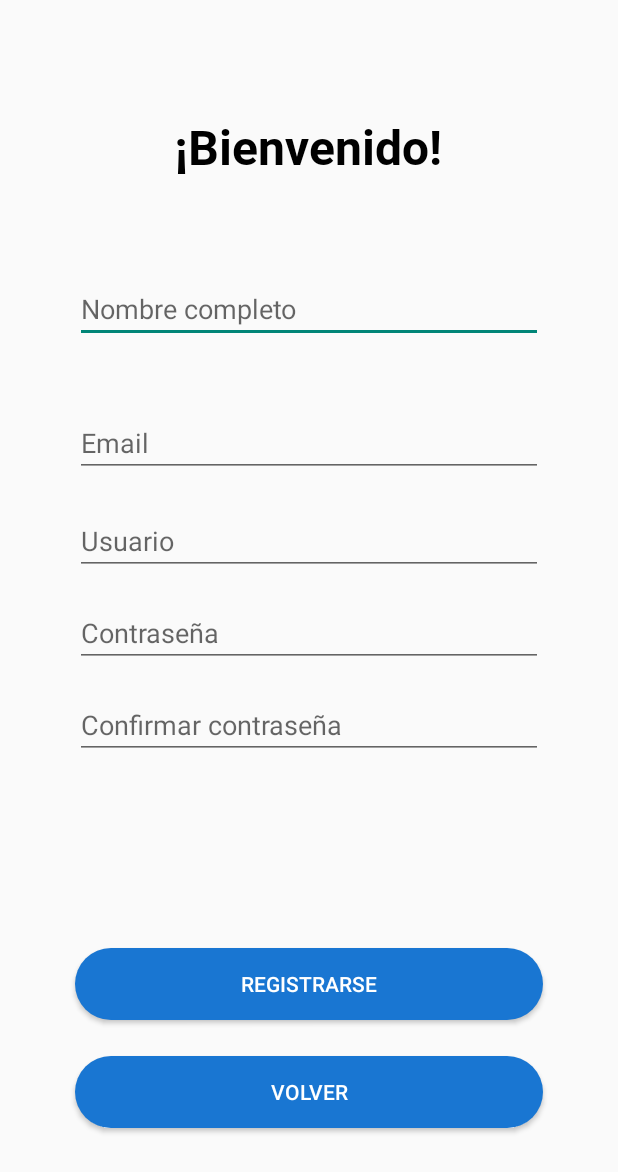
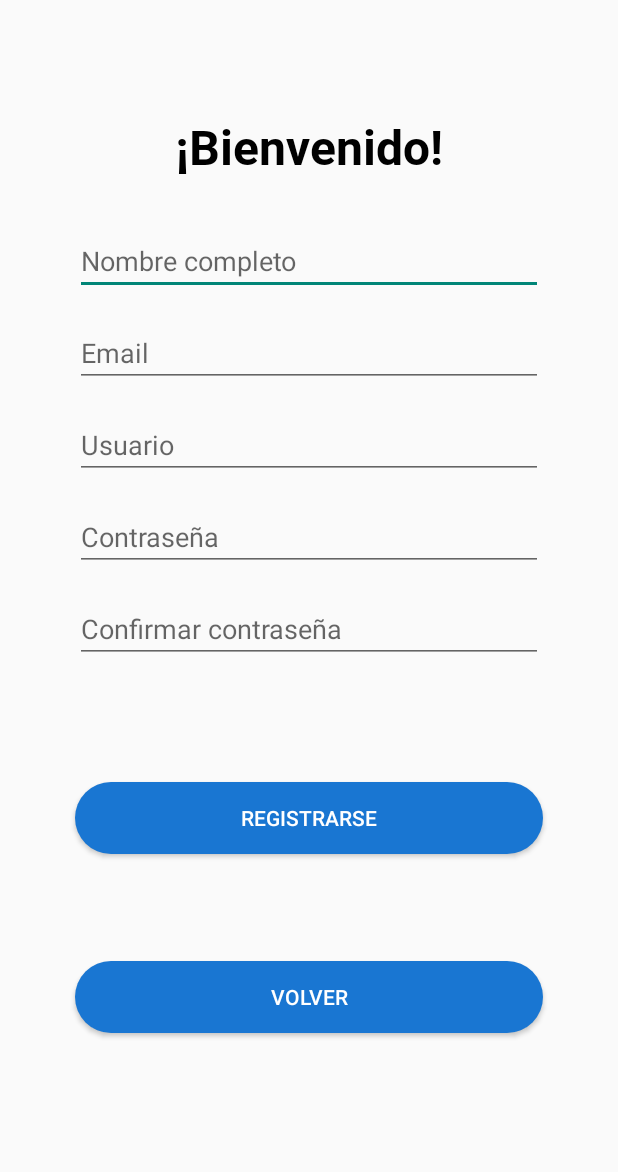
Before and after one commit to manoloGL37/proyecto_dam, an Android app: the screen it shows after launch (RegistroActivity), after a tap on "REGISTRARSE", on a phone screen of 412 x 824 dp. Shown: the top 1172 px of the screen. Run offline under Robolectric (Android 15) with nearby library versions, the phone set to English and light mode, and no system bars.

Commit message:
ultimos retoques

```diff
--- a/app/src/main/java/com/example/proyectodammanuelgongora/Compra/ProductoActivity.java
+++ b/app/src/main/java/com/example/proyectodammanuelgongora/Compra/ProductoActivity.java
@@ -97,6 +97,10 @@ public class ProductoActivity extends AppCompatActivity {
         precioProd.setText(String.valueOf(p.getPrecio()) + "€");
         descripcionProd.setText(p.getDescripcion());
         ImageView imageView = utiles.blobAImageView(this, p.getImagen());
-        imagenProd.setImageDrawable(imageView.getDrawable());
+        if (imageView == null) {
+            imagenProd.setImageResource(R.drawable.sin_imagen);
+        } else {
+            imagenProd.setImageDrawable(imageView.getDrawable());
+        }
     }
 }
--- a/app/src/main/java/com/example/proyectodammanuelgongora/Database/DataBase.java
+++ b/app/src/main/java/com/example/proyectodammanuelgongora/Database/DataBase.java
@@ -16,7 +16,10 @@ import com.example.proyectodammanuelgongora.Modelos.Usuario;
 import java.security.MessageDigest;
 import java.security.NoSuchAlgorithmException;
 import java.sql.*;
+import java.text.DateFormat;
+import java.text.SimpleDateFormat;
 import java.time.LocalDateTime;
+import java.time.ZonedDateTime;
 import java.time.format.DateTimeFormatter;
 import java.util.Date;
 import java.util.logging.Level;
@@ -353,7 +356,7 @@ public class DataBase {
     public void crearPublicacion(Publicacion publicacion) {
         try {
             DateTimeFormatter formatter = DateTimeFormatter.ofPattern("yyyy-MM-dd HH:mm:ss");
-            String fechaSubida = LocalDateTime.now().format(formatter);
+            String fechaSubida = ZonedDateTime.now().format(formatter);
 
             String query = "INSERT INTO publicacion(imagen, descripcion, fecha_subida, likes, id_propietario) VALUES (?, ?, ?, ?, ?)";
 
--- a/app/src/main/res/drawable/btn_design.xml
+++ b/app/src/main/res/drawable/btn_design.xml
@@ -1,24 +1,24 @@
 <?xml version="1.0" encoding="utf-8"?>
 <selector xmlns:android="http://schemas.android.com/apk/res/android">
-    <!-- Button pressed state -->
+    <!-- Boton pulsado -->
     <item android:state_pressed="true">
         <shape android:shape="rectangle">
-            <solid android:color="#42A5F5" /> <!-- Background color when pressed -->
-            <corners android:radius="25dp" /> <!-- Button corner radius -->
+            <solid android:color="#42A5F5" />
+            <corners android:radius="25dp" />
         </shape>
     </item>
-    <!-- Button focused state -->
+    <!-- Boton mantenido -->
     <item android:state_focused="true">
         <shape android:shape="rectangle">
-            <solid android:color="#42A5F5" /> <!-- Background color when focused -->
-            <corners android:radius="25dp" /> <!-- Button corner radius -->
+            <solid android:color="#42A5F5" />
+            <corners android:radius="25dp" />
         </shape>
     </item>
     <!-- Boton sin pulsar -->
     <item>
         <shape android:shape="rectangle">
-            <solid android:color="#1976D2" /> <!-- Default background color -->
-            <corners android:radius="25dp" /> <!-- Button corner radius -->
+            <solid android:color="#1976D2" />
+            <corners android:radius="25dp" />
         </shape>
     </item>
 </selector>
--- a/app/src/main/res/layout/activity_registro.xml
+++ b/app/src/main/res/layout/activity_registro.xml
@@ -15,114 +15,110 @@
         android:textColor="@color/black"
         android:fontFamily="@font/roboto_bold"
         android:textSize="32sp"
-        app:layout_constraintEnd_toEndOf="parent"
-        app:layout_constraintHorizontal_bias="0.498"
+        app:layout_constraintTop_toTopOf="parent"
         app:layout_constraintStart_toStartOf="parent"
-        app:layout_constraintTop_toTopOf="parent" />
+        app:layout_constraintEnd_toEndOf="parent" />
 
     <EditText
         android:id="@+id/eti_nombre_registro"
-        android:layout_width="match_parent"
+        android:layout_width="0dp"
         android:layout_height="wrap_content"
-        android:layout_marginLeft="50dp"
-        android:layout_marginTop="64dp"
-        android:layout_marginRight="50dp"
+        android:layout_marginStart="50dp"
+        android:layout_marginTop="32dp"
+        android:layout_marginEnd="50dp"
         android:ems="10"
         android:hint="@string/eti_nombre_registro"
         android:inputType="textPersonName"
+        app:layout_constraintStart_toStartOf="parent"
         app:layout_constraintEnd_toEndOf="parent"
-        app:layout_constraintHorizontal_bias="0.505"
-        app:layout_constraintStart_toStartOf="parent"
         app:layout_constraintTop_toBottomOf="@+id/textView" />
 
     <EditText
         android:id="@+id/eti_email_registro"
-        android:layout_width="match_parent"
+        android:layout_width="0dp"
         android:layout_height="wrap_content"
-        android:layout_marginLeft="50dp"
-        android:layout_marginTop="44dp"
-        android:layout_marginRight="50dp"
+        android:layout_marginStart="50dp"
+        android:layout_marginTop="16dp"
+        android:layout_marginEnd="50dp"
         android:ems="10"
         android:hint="@string/eti_email_registro"
         android:inputType="textPersonName"
+        app:layout_constraintStart_toStartOf="parent"
         app:layout_constraintEnd_toEndOf="parent"
-        app:layout_constraintHorizontal_bias="0.505"
-        app:layout_constraintStart_toStartOf="parent"
         app:layout_constraintTop_toBottomOf="@+id/eti_nombre_registro" />
 
     <EditText
         android:id="@+id/eti_usuario_registro"
-        android:layout_width="match_parent"
+        android:layout_width="0dp"
         android:layout_height="wrap_content"
-        android:layout_marginLeft="50dp"
-        android:layout_marginTop="20dp"
-        android:layout_marginRight="50dp"
+        android:layout_marginStart="50dp"
+        android:layout_marginTop="16dp"
+        android:layout_marginEnd="50dp"
         android:ems="10"
         android:hint="@string/eti_usuario_registro"
         android:inputType="textPersonName"
+        app:layout_constraintStart_toStartOf="parent"
         app:layout_constraintEnd_toEndOf="parent"
-        app:layout_constraintHorizontal_bias="0.505"
-        app:layout_constraintStart_toStartOf="parent"
         app:layout_constraintTop_toBottomOf="@+id/eti_email_registro" />
 
     <EditText
         android:id="@+id/eti_contrasenya_registro"
-        android:layout_width="match_parent"
+        android:layout_width="0dp"
         android:layout_height="wrap_content"
-        android:layout_marginLeft="50dp"
-        android:layout_marginRight="50dp"
+        android:layout_marginStart="50dp"
         android:layout_marginTop="16dp"
+        android:layout_marginEnd="50dp"
         android:ems="10"
         android:hint="@string/eti_contrasenya_registro"
         android:inputType="textPassword"
+        app:layout_constraintStart_toStartOf="parent"
         app:layout_constraintEnd_toEndOf="parent"
-        app:layout_constraintHorizontal_bias="0.502"
-        app:layout_constraintStart_toStartOf="parent"
         app:layout_constraintTop_toBottomOf="@+id/eti_usuario_registro" />
 
     <EditText
         android:id="@+id/eti_confirmar_contrasenya_registro"
-        android:layout_width="match_parent"
+        android:layout_width="0dp"
         android:layout_height="wrap_content"
-        android:layout_marginLeft="50dp"
+        android:layout_marginStart="50dp"
         android:layout_marginTop="16dp"
-        android:layout_marginRight="50dp"
+        android:layout_marginEnd="50dp"
         android:ems="10"
         android:hint="@string/eti_confirmar_contrasenya_registro"
         android:inputType="textPassword"
+        app:layout_constraintStart_toStartOf="parent"
         app:layout_constraintEnd_toEndOf="parent"
-        app:layout_constraintHorizontal_bias="0.505"
-        app:layout_constraintStart_toStartOf="parent"
         app:layout_constraintTop_toBottomOf="@+id/eti_contrasenya_registro" />
 
     <Button
         android:id="@+id/btn_registro"
-        android:layout_width="match_parent"
+        android:layout_width="0dp"
         android:layout_height="wrap_content"
-        android:layout_marginRight="50dp"
-        android:layout_marginLeft="50dp"
-        android:layout_marginBottom="24dp"
+        android:layout_marginStart="50dp"
+        android:layout_marginTop="16dp"
+        android:layout_marginEnd="50dp"
+        android:layout_marginBottom="0dp"
         android:text="@string/btn_registro"
         android:textColor="@color/white"
         android:background="@drawable/btn_design"
-        app:layout_constraintBottom_toTopOf="@+id/btn_vovler_registro"
+        app:layout_constraintStart_toStartOf="parent"
         app:layout_constraintEnd_toEndOf="parent"
-        app:layout_constraintHorizontal_bias="0.498"
-        app:layout_constraintStart_toStartOf="parent" />
+        app:layout_constraintTop_toBottomOf="@+id/eti_confirmar_contrasenya_registro"
+        app:layout_constraintBottom_toTopOf="@+id/btn_vovler_registro" />
 
     <Button
         android:id="@+id/btn_vovler_registro"
-        android:layout_width="match_parent"
+        android:layout_width="0dp"
         android:layout_height="wrap_content"
-        android:layout_marginRight="50dp"
-        android:layout_marginLeft="50dp"
+        android:layout_marginStart="50dp"
+        android:layout_marginTop="8dp"
+        android:layout_marginEnd="50dp"
         android:layout_marginBottom="72dp"
         android:text="@string/btn_volver"
         android:textColor="@color/white"
         android:background="@drawable/btn_design"
-        app:layout_constraintBottom_toBottomOf="parent"
+        app:layout_constraintStart_toStartOf="parent"
         app:layout_constraintEnd_toEndOf="parent"
-        app:layout_constraintHorizontal_bias="0.498"
-        app:layout_constraintStart_toStartOf="parent" />
+        app:layout_constraintTop_toBottomOf="@+id/btn_registro"
+        app:layout_constraintBottom_toBottomOf="parent" />
 
 </androidx.constraintlayout.widget.ConstraintLayout>
```
Also changed, not shown: app/src/main/java/com/example/proyectodammanuelgongora/Compra/AdaptadorRopa.java (+6 -1 lines), app/src/main/java/com/example/proyectodammanuelgongora/MiCuenta/AdaptadorPublicaciones.java (+6 -2 lines), app/src/main/java/com/example/proyectodammanuelgongora/Social/AdaptadorSocial.java (+6 -1 lines), app/src/main/res/layout/activity_direccion_y_pago.xml (+38 -25 lines), app/src/main/res/layout/activity_login.xml (+27 -31 lines), app/src/main/res/layout/activity_producto.xml (+10 -4 lines), app/src/main/res/layout/view_carrito.xml (+5 -3 lines), app/src/main/res/layout/view_social.xml (+22 -32 lines).
